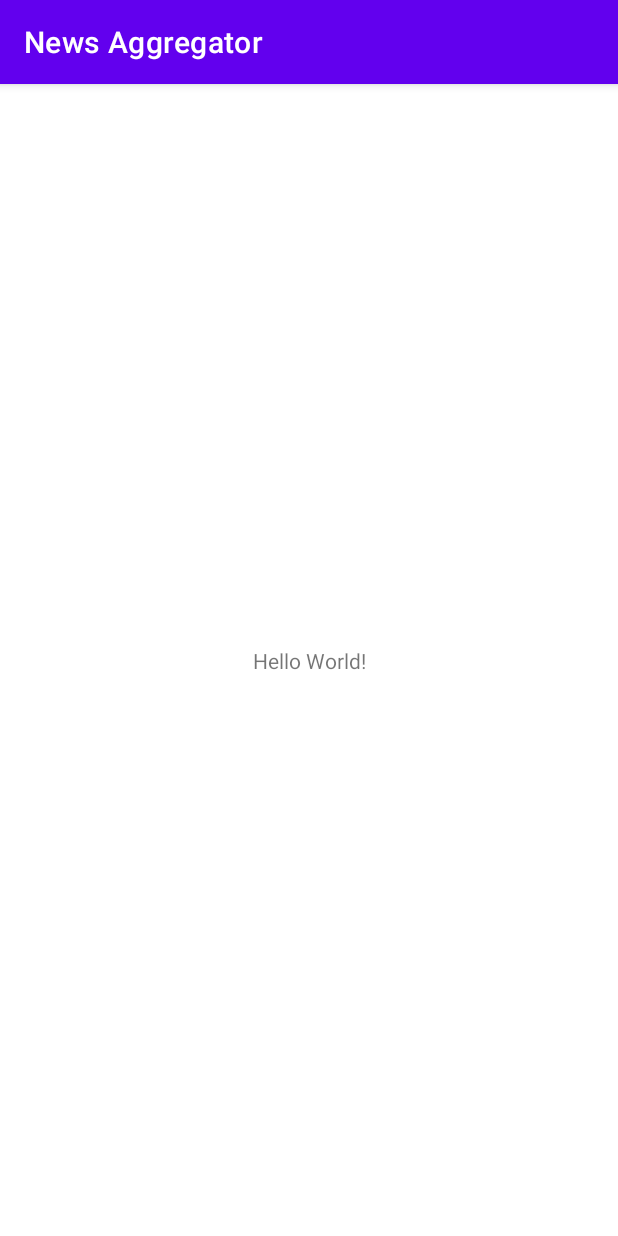
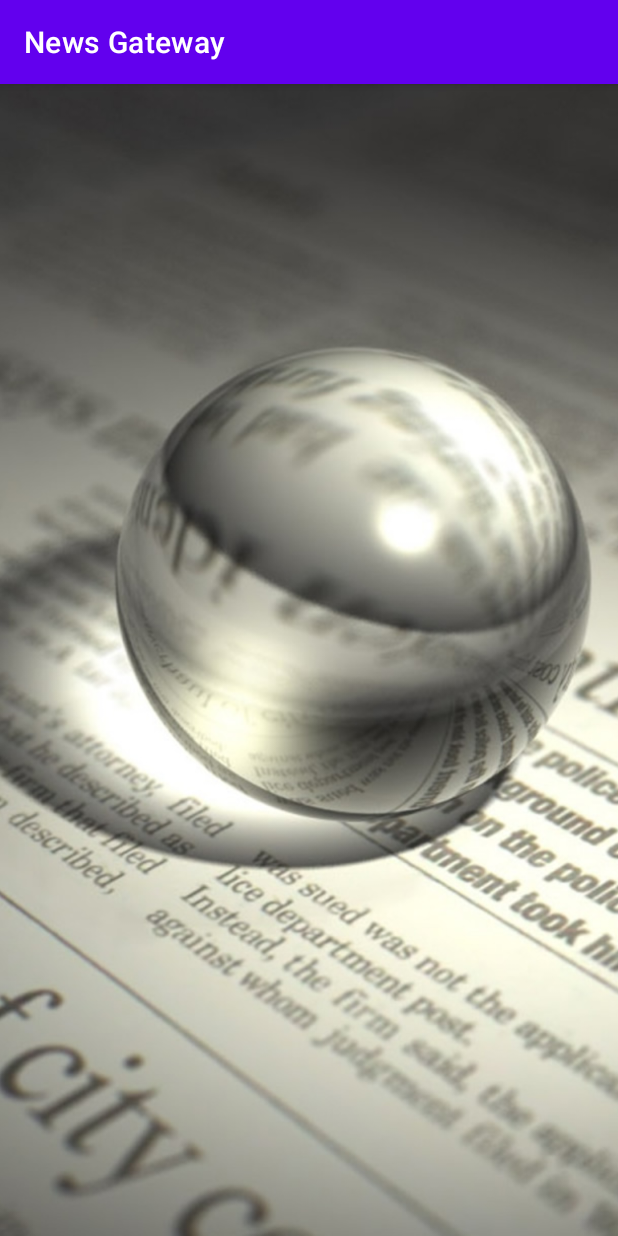
Before and after one commit to isheikh8492/News-Aggregator, an Android app: the screen it shows after launch (MainActivity), on a phone screen of 412 x 824 dp. Run offline under Robolectric (Android 15) with nearby library versions, the phone set to English and light mode, and no system bars.

Commit message:
added background + changed AndroidManifest.xml

```diff
--- a/app/build.gradle
+++ b/app/build.gradle
@@ -34,6 +34,7 @@ dependencies {
     implementation 'com.google.android.material:material:1.8.0'
     implementation 'androidx.constraintlayout:constraintlayout:2.1.4'
     testImplementation 'junit:junit:4.13.2'
+    implementation 'com.github.bumptech.glide:glide:4.14.2'
     androidTestImplementation 'androidx.test.ext:junit:1.1.5'
     androidTestImplementation 'androidx.test.espresso:espresso-core:3.5.1'
 }
--- a/app/src/main/java/com/imaduddinsheikh/newsaggregator/MainActivity.java
+++ b/app/src/main/java/com/imaduddinsheikh/newsaggregator/MainActivity.java
@@ -10,5 +10,6 @@ public class MainActivity extends AppCompatActivity {
     protected void onCreate(Bundle savedInstanceState) {
         super.onCreate(savedInstanceState);
         setContentView(R.layout.activity_main);
+        setTitle("News Gateway");
     }
 }
--- a/app/src/main/res/layout/activity_main.xml
+++ b/app/src/main/res/layout/activity_main.xml
@@ -6,13 +6,14 @@
     android:layout_height="match_parent"
     tools:context=".MainActivity">
 
-    <TextView
+    <ImageView
+        android:id="@+id/appBackgroundImgView"
         android:layout_width="wrap_content"
         android:layout_height="wrap_content"
-        android:text="Hello World!"
+        android:scaleType="centerCrop"
         app:layout_constraintBottom_toBottomOf="parent"
         app:layout_constraintEnd_toEndOf="parent"
         app:layout_constraintStart_toStartOf="parent"
-        app:layout_constraintTop_toTopOf="parent" />
-
+        app:layout_constraintTop_toTopOf="parent"
+        app:srcCompat="@drawable/news" />
 </androidx.constraintlayout.widget.ConstraintLayout>
```
Also changed, not shown: app/src/main/AndroidManifest.xml (+9 -0 lines), app/src/main/res/drawable/brokenimage.png (added), app/src/main/res/drawable/loading.gif (added), app/src/main/res/drawable/news.jpg (added), app/src/main/res/drawable/noimage.png (added).
